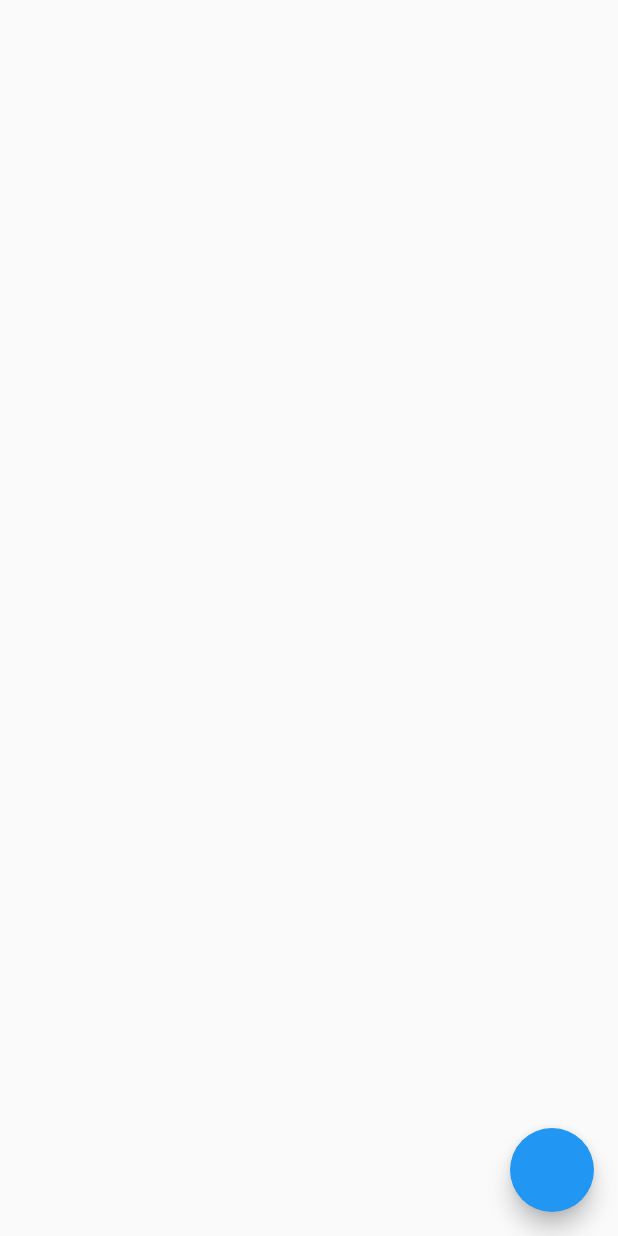
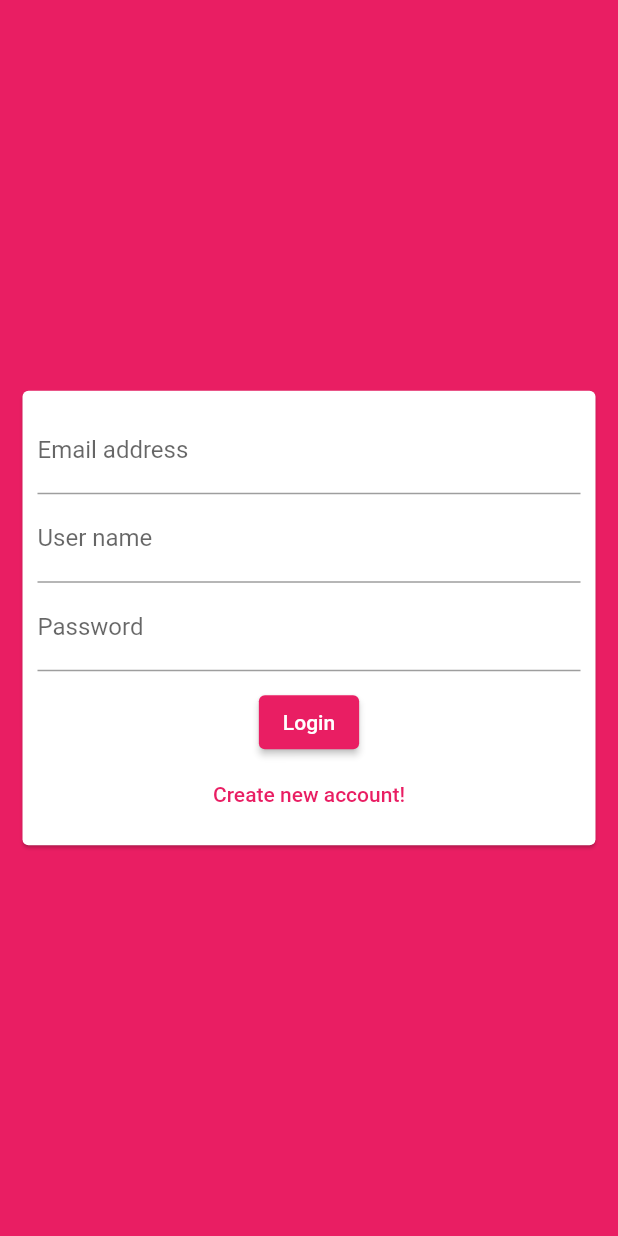
Before and after one commit to hieu-dd/ChatAppWithFirebase, a Flutter app: the screen it shows after launch, on a phone screen of 412 x 824 dp. Run offline on Flutter 3.47's test engine with Material 2 defaults, Android fonts, the phone set to English and light mode, and no system bars; our stand-ins replace cloud_firestore, firebase_auth, firebase_core, firebase_storage, image_picker; accounts and stored records are empty.

```diff
--- a/lib/main.dart
+++ b/lib/main.dart
@@ -1,4 +1,7 @@
+import 'package:chat_app/screens/auth_screen.dart';
 import 'package:chat_app/screens/chat_screen.dart';
+import 'package:firebase_auth/firebase_auth.dart';
+import 'package:firebase_core/firebase_core.dart';
 import 'package:flutter/material.dart';
 
 void main() {
@@ -6,14 +9,32 @@ void main() {
 }
 
 class MyApp extends StatelessWidget {
-  const MyApp({Key? key}) : super(key: key);
+  const MyApp();
 
-  // This widget is the root of your application.
   @override
   Widget build(BuildContext context) {
-    return MaterialApp(
-      title: 'Chat app',
-      home: ChatScreen(),
-    );
+    final Future<FirebaseApp> _initialization = Firebase.initializeApp();
+
+    return FutureBuilder(
+        future: _initialization,
+        builder: (context, snapshot) {
+          return snapshot.connectionState == ConnectionState.done
+              ? StreamBuilder<User?>(
+                  stream: FirebaseAuth.instance.authStateChanges(),
+                  builder: (context, userSnapshot) {
+                    return MaterialApp(
+                      title: 'Chat app',
+                      theme: ThemeData(
+                        primarySwatch: Colors.pink,
+                        iconTheme: IconThemeData(color: Colors.pink),
+                      ),
+                      home: userSnapshot.hasData
+                          ? const ChatScreen()
+                          : AuthScreen(),
+                    );
+                  },
+                )
+              : Container();
+        });
   }
 }
--- /dev/null
+++ b/lib/screens/auth_screen.dart
@@ -0,0 +1,59 @@
+import 'package:chat_app/widgets/auth/auth_form.dart';
+import 'package:cloud_firestore/cloud_firestore.dart';
+import 'package:firebase_auth/firebase_auth.dart';
+import 'package:flutter/material.dart';
+import 'package:flutter/services.dart';
+
+class AuthScreen extends StatefulWidget {
+  static const routeName = "/auth-screen";
+
+  const AuthScreen({Key? key}) : super(key: key);
+
+  @override
+  State<AuthScreen> createState() => _AuthScreenState();
+}
+
+class _AuthScreenState extends State<AuthScreen> {
+  final _auth = FirebaseAuth.instance;
+
+  void _submit(
+    String email,
+    String userName,
+    String password,
+    bool isLogin,
+  ) async {
+    try {
+      UserCredential credential;
+      if (isLogin) {
+        credential = await _auth.signInWithEmailAndPassword(
+          email: email,
+          password: password,
+        );
+      } else {
+        credential = await _auth.createUserWithEmailAndPassword(
+          email: email,
+          password: password,
+        );
+        FirebaseFirestore.instance
+            .collection('users')
+            .doc(credential.user!.uid)
+            .set({
+          'email': email,
+          'userName': userName,
+        });
+      }
+    } on PlatformException catch (error) {
+      print(error.message);
+    } catch (error) {
+      print(error.toString());
+    }
+  }
+
+  @override
+  Widget build(BuildContext context) {
+    return Scaffold(
+      backgroundColor: Theme.of(context).primaryColor,
+      body: AuthForm(_submit),
+    );
+  }
+}
--- a/lib/screens/chat_screen.dart
+++ b/lib/screens/chat_screen.dart
@@ -1,49 +1,19 @@
-import 'package:cloud_firestore/cloud_firestore.dart';
-import 'package:firebase_core/firebase_core.dart';
+import 'package:chat_app/widgets/chat/messages.dart';
 import 'package:flutter/material.dart';
 
 class ChatScreen extends StatelessWidget {
   static const routeName = "/chat-screen";
   static const MESSAGES_PATH = 'chats/YyROgr02hoII6JwHBNu0/messages';
+
   const ChatScreen({Key? key}) : super(key: key);
 
   @override
   Widget build(BuildContext context) {
-    return FutureBuilder(
-        future: Firebase.initializeApp(),
-        builder: (ctx, snapshot) {
-          if (snapshot.connectionState == ConnectionState.waiting) {
-            return Center(
-              child: CircularProgressIndicator(),
-            );
-          }
-          return Scaffold(
-            body: StreamBuilder<QuerySnapshot>(
-                stream: FirebaseFirestore.instance
-                    .collection(MESSAGES_PATH)
-                    .snapshots(),
-                builder: (ctx, snapshot) {
-                  if (snapshot.connectionState == ConnectionState.waiting) {
-                    return Center(
-                      child: CircularProgressIndicator(),
-                    );
-                  }
-                  final documents = snapshot.data?.docs ?? [];
-                  return ListView.builder(
-                    itemBuilder: (ctx, index) {
-                      return Text(documents[index]['text']);
-                    },
-                    itemCount: documents.length,
-                  );
-                }),
-            floatingActionButton: FloatingActionButton(
-              onPressed: (){
-                FirebaseFirestore.instance.collection(MESSAGES_PATH).add({
-                  'text':"Add by click"
-                });
-              },
-            ),
-          );
-        });
+    return Scaffold(
+      appBar: AppBar(
+        title: Text("Chats"),
+      ),
+      body: Messages(),
+    );
   }
 }
--- /dev/null
+++ b/lib/widgets/auth/auth_form.dart
@@ -0,0 +1,107 @@
+import 'package:flutter/material.dart';
+
+class AuthForm extends StatefulWidget {
+  final void Function(
+    String email,
+    String userName,
+    String password,
+    bool isLogin,
+  ) submitFn;
+
+  const AuthForm(this.submitFn);
+
+  @override
+  State<AuthForm> createState() => _AuthFormState();
+}
+
+class _AuthFormState extends State<AuthForm> {
+  final _formKey = GlobalKey<FormState>();
+
+  var _isLogin = true;
+  var _userName = '';
+  var _userEmail = '';
+  var _userPassword = '';
+
+  void _trySubmit() {
+    final isValid = _formKey.currentState?.validate() ?? false;
+    if (isValid) {
+      _formKey.currentState!.save();
+      widget.submitFn(
+        _userEmail.trim(),
+        _userName.trim(),
+        _userPassword.trim(),
+        _isLogin,
+      );
+    }
+  }
+
+  @override
+  Widget build(BuildContext context) {
+    return Center(
+      child: Card(
+        margin: EdgeInsets.all(15),
+        child: SingleChildScrollView(
+          child: Padding(
+            padding: EdgeInsets.all(10),
+            child: Form(
+              key: _formKey,
+              child: Column(
+                mainAxisSize: MainAxisSize.min,
+                children: [
+                  TextFormField(
+                    key: const ValueKey('email'),
+                    keyboardType: TextInputType.emailAddress,
+                    decoration: InputDecoration(label: Text("Email address")),
+                    validator: (value) {
+                      if (value == null ||
+                          value.isEmpty ||
+                          !value.contains('@')) {
+                        return 'Email is not valid';
+                      }
+                      return null;
+                    },
+                    onSaved: (value) {
+                      _userEmail = value ?? '';
+                    },
+                  ),
+                  if (_isLogin)
+                    TextFormField(
+                      key: const ValueKey('user'),
+                      decoration: InputDecoration(label: Text("User name")),
+                      onSaved: (value) {
+                        _userName = value ?? '';
+                      },
+                    ),
+                  TextFormField(
+                    key: const ValueKey('password'),
+                    keyboardType: TextInputType.visiblePassword,
+                    obscureText: true,
+                    decoration: InputDecoration(label: Text("Password")),
+                    onSaved: (value) {
+                      _userPassword = value ?? '';
+                    },
+                  ),
+                  SizedBox(height: 10),
+                  ElevatedButton(
+                    onPressed: _trySubmit,
+                    child: Text(_isLogin ? "Login" : "Signup"),
+                  ),
+                  TextButton(
+                    onPressed: () {
+                      setState(() {
+                        _isLogin = !_isLogin;
+                      });
+                    },
+                    child: Text(_isLogin
+                        ? "Create new account!"
+                        : "I already have an account!"),
+                  )
+                ],
+              ),
+            ),
+          ),
+        ),
+      ),
+    );
+  }
+}
--- a/pubspec.yaml
+++ b/pubspec.yaml
@@ -39,6 +39,9 @@ dev_dependencies:
   flutter_test:
     sdk: flutter
   cloud_firestore: ^3.1.0
+  firebase_auth: ^3.2.0
+  firebase_storage: ^10.1.0
+  image_picker: ^0.8.4+4
 
   # The "flutter_lints" package below contains a set of recommended lints to
   # encourage good coding practices. The lint set provided by the package is
```
Also changed, not shown: lib/widgets/chat/burble_message.dart (added, +70 -0 lines), lib/widgets/chat/messages.dart (added, +50 -0 lines), lib/widgets/chat/send_message_view.dart (added, +115 -0 lines), pubspec.lock.
